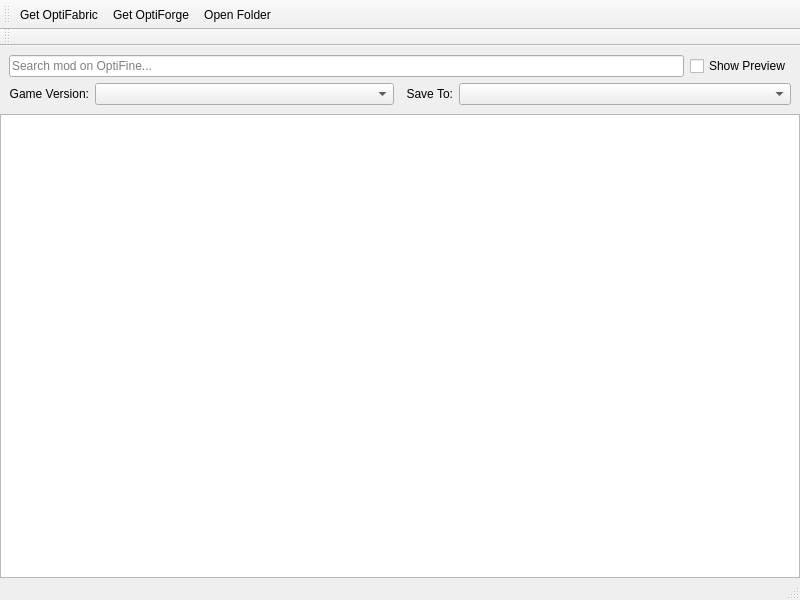
Qt form src/ui/optifine/optifinemodbrowser.ui (kaniol-lck/modmanager) before a commit.
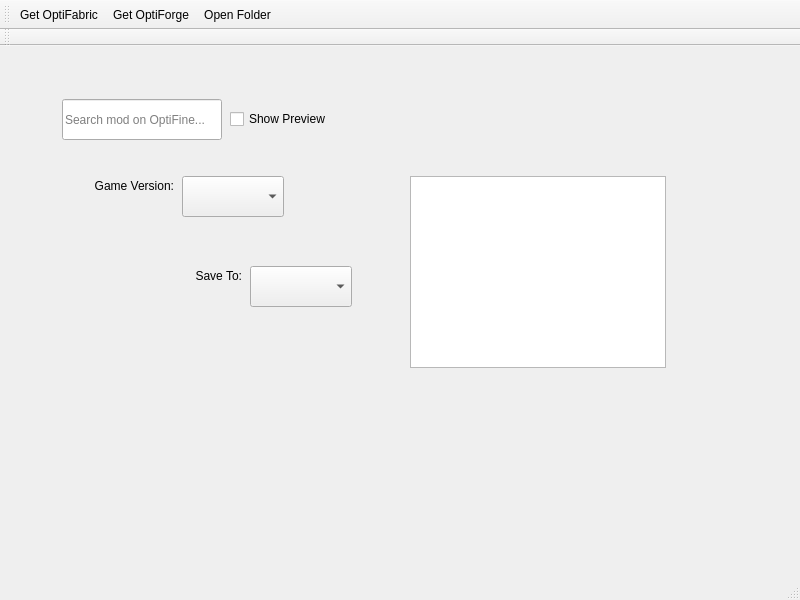
The same form after that commit. Icons and pictures are not drawn.

```diff
--- a/src/ui/optifine/optifinemodbrowser.ui
+++ b/src/ui/optifine/optifinemodbrowser.ui
@@ -14,29 +14,66 @@
    <string>MainWindow</string>
   </property>
   <widget class="QWidget" name="centralwidget">
-   <layout class="QGridLayout" name="gridLayout_2">
-    <property name="leftMargin">
-     <number>0</number>
+   <widget class="QListView" name="modListView">
+    <property name="geometry">
+     <rect>
+      <x>410</x>
+      <y>130</y>
+      <width>256</width>
+      <height>192</height>
+     </rect>
     </property>
-    <property name="topMargin">
-     <number>0</number>
+    <property name="verticalScrollMode">
+     <enum>QAbstractItemView::ScrollPerPixel</enum>
     </property>
-    <property name="rightMargin">
-     <number>0</number>
+   </widget>
+   <widget class="QComboBox" name="versionSelect">
+    <property name="geometry">
+     <rect>
+      <x>182</x>
+      <y>130</y>
+      <width>102</width>
+      <height>41</height>
+     </rect>
     </property>
-    <property name="bottomMargin">
-     <number>0</number>
+    <property name="sizePolicy">
+     <sizepolicy hsizetype="Expanding" vsizetype="Fixed">
+      <horstretch>0</horstretch>
+      <verstretch>0</verstretch>
+     </sizepolicy>
     </property>
-    <property name="spacing">
-     <number>0</number>
+   </widget>
+   <widget class="QLabel" name="label_4">
+    <property name="geometry">
+     <rect>
+      <x>182</x>
+      <y>220</y>
+      <width>60</width>
+      <height>19</height>
+     </rect>
     </property>
-    <item row="0" column="0">
-     <widget class="QWidget" name="widget" native="true">
-      <layout class="QGridLayout" name="gridLayout">
-       <item row="0" column="0" colspan="3">
-        <layout class="QHBoxLayout" name="horizontalLayout_3">
-         <item>
+    <property name="sizePolicy">
+     <sizepolicy hsizetype="Minimum" vsizetype="Preferred">
+      <horstretch>0</horstretch>
+      <verstretch>0</verstretch>
+     </sizepolicy>
+    </property>
+    <property name="text">
+     <string>Save To:</string>
+    </property>
+    <property name="alignment">
+     <set>Qt::AlignRight|Qt::AlignTrailing|Qt::AlignVCenter</set>
+    </property>
+   </widget>
           <widget class="QLineEdit" name="searchText">
+    <property name="geometry">
+     <rect>
+      <x>62</x>
+      <y>53</y>
+      <width>160</width>
+      <height>41</height>
+     </rect>
+    </property>
            <property name="placeholderText">
             <string>Search mod on OptiFine...</string>
            </property>
@@ -44,9 +81,15 @@
             <bool>true</bool>
            </property>
           </widget>
-         </item>
-         <item>
           <widget class="QCheckBox" name="showPreview">
+    <property name="geometry">
+     <rect>
+      <x>230</x>
+      <y>60</y>
+      <width>137</width>
+      <height>26</height>
+     </rect>
+    </property>
            <property name="sizePolicy">
             <sizepolicy hsizetype="Minimum" vsizetype="Fixed">
              <horstretch>0</horstretch>
@@ -57,29 +100,15 @@
             <string>Show Preview</string>
            </property>
           </widget>
-         </item>
-        </layout>
-       </item>
-       <item row="1" column="2">
-        <layout class="QHBoxLayout" name="horizontalLayout">
-         <item>
-          <widget class="QLabel" name="label_4">
-           <property name="sizePolicy">
-            <sizepolicy hsizetype="Minimum" vsizetype="Preferred">
-             <horstretch>0</horstretch>
-             <verstretch>0</verstretch>
-            </sizepolicy>
-           </property>
-           <property name="text">
-            <string>Save To:</string>
-           </property>
-           <property name="alignment">
-            <set>Qt::AlignRight|Qt::AlignTrailing|Qt::AlignVCenter</set>
-           </property>
-          </widget>
-         </item>
-         <item>
           <widget class="QComboBox" name="downloadPathSelect">
+    <property name="geometry">
+     <rect>
+      <x>250</x>
+      <y>220</y>
+      <width>102</width>
+      <height>41</height>
+     </rect>
+    </property>
            <property name="sizePolicy">
             <sizepolicy hsizetype="Expanding" vsizetype="Fixed">
              <horstretch>0</horstretch>
@@ -87,13 +116,15 @@
             </sizepolicy>
            </property>
           </widget>
-         </item>
-        </layout>
-       </item>
-       <item row="1" column="0">
-        <layout class="QHBoxLayout" name="horizontalLayout_2">
-         <item>
           <widget class="QLabel" name="label">
+    <property name="geometry">
+     <rect>
+      <x>70</x>
+      <y>130</y>
+      <width>104</width>
+      <height>19</height>
+     </rect>
+    </property>
            <property name="sizePolicy">
             <sizepolicy hsizetype="Minimum" vsizetype="Preferred">
              <horstretch>0</horstretch>
@@ -107,30 +138,6 @@
             <set>Qt::AlignRight|Qt::AlignTrailing|Qt::AlignVCenter</set>
            </property>
           </widget>
-         </item>
-         <item>
-          <widget class="QComboBox" name="versionSelect">
-           <property name="sizePolicy">
-            <sizepolicy hsizetype="Expanding" vsizetype="Fixed">
-             <horstretch>0</horstretch>
-             <verstretch>0</verstretch>
-            </sizepolicy>
-           </property>
-          </widget>
-         </item>
-        </layout>
-       </item>
-      </layout>
-     </widget>
-    </item>
-    <item row="1" column="0">
-     <widget class="QListView" name="modListView">
-      <property name="verticalScrollMode">
-       <enum>QAbstractItemView::ScrollPerPixel</enum>
-      </property>
-     </widget>
-    </item>
-   </layout>
   </widget>
   <widget class="QMenuBar" name="menubar">
    <property name="geometry">
```
Lines whose indentation alone changed are shown as unchanged.
